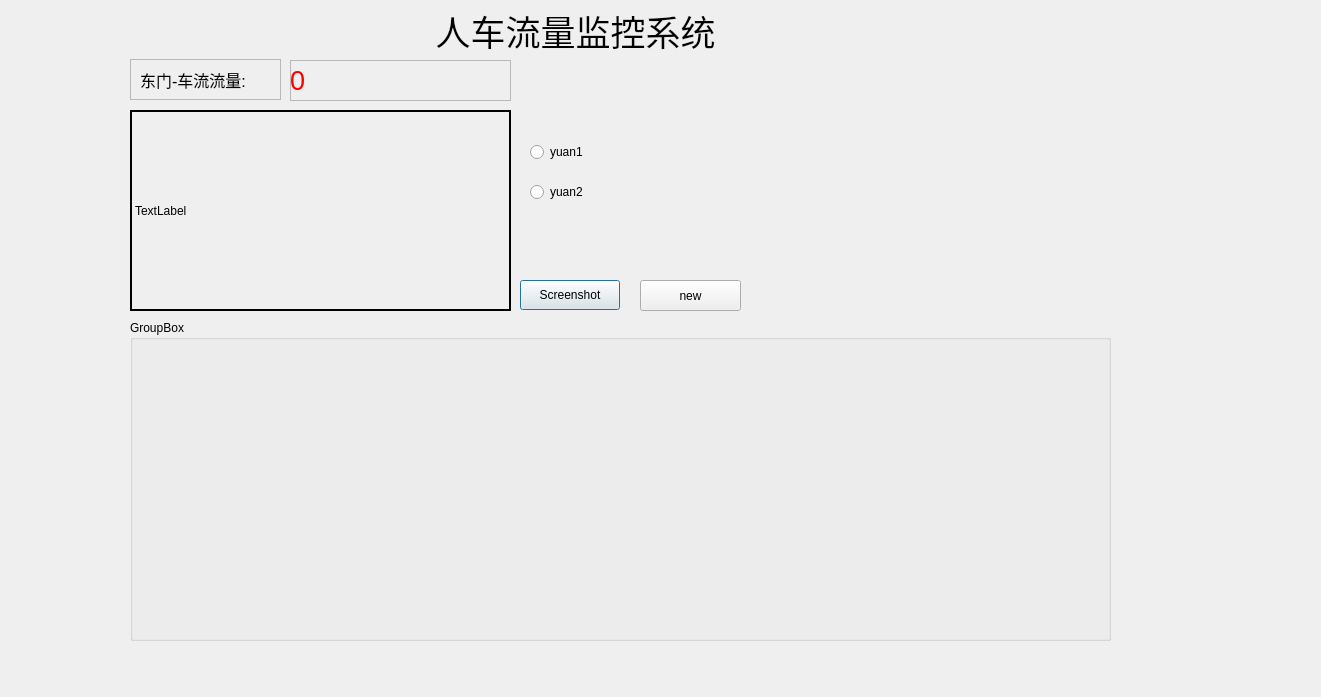
Above: monitor/mf.ui from aicaipig/work before the change. Below: the same form after it.
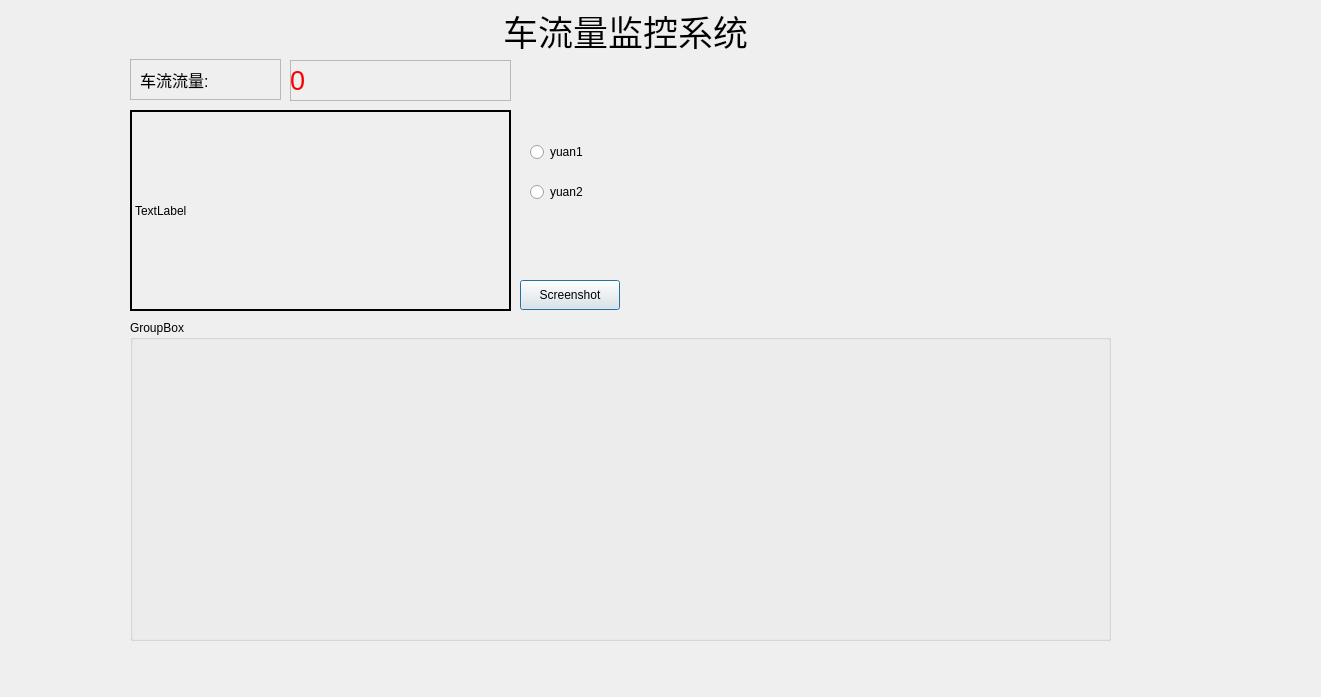
That is the form after the change.

Diff of the .ui file:
```diff
--- a/monitor/mf.ui
+++ b/monitor/mf.ui
@@ -75,7 +75,7 @@
      </font>
     </property>
     <property name="text">
-     <string>东门-车流流量:</string>
+     <string>车流流量:</string>
     </property>
    </widget>
   </widget>
@@ -120,7 +120,7 @@
   <widget class="QLabel" name="title">
    <property name="geometry">
     <rect>
-     <x>260</x>
+     <x>310</x>
      <y>10</y>
      <width>631</width>
      <height>41</height>
@@ -132,7 +132,7 @@
     </font>
    </property>
    <property name="text">
-    <string>人车流量监控系统</string>
+    <string>车流量监控系统</string>
    </property>
    <property name="alignment">
     <set>Qt::AlignCenter</set>
@@ -164,19 +164,6 @@
     <string>Screenshot</string>
    </property>
   </widget>
-  <widget class="QPushButton" name="nwButton">
-   <property name="geometry">
-    <rect>
-     <x>640</x>
-     <y>280</y>
-     <width>101</width>
-     <height>31</height>
-    </rect>
-   </property>
-   <property name="text">
-    <string>new</string>
-   </property>
-  </widget>
   <widget class="QRadioButton" name="swButton_2">
    <property name="geometry">
     <rect>
```
